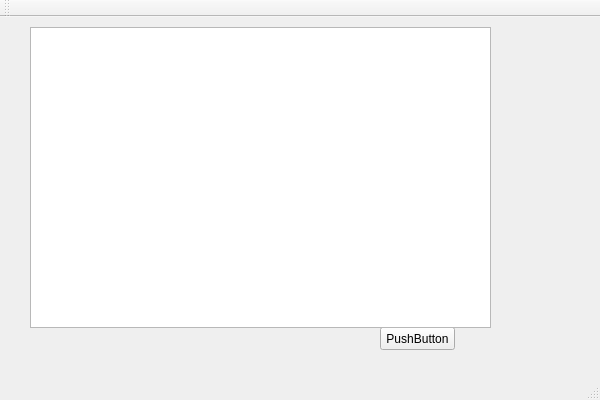
The window that QtInspector/QtInspector/QtInspector.ui (GGiter/QtInspector) describes before a commit, drawn with Qt 5.
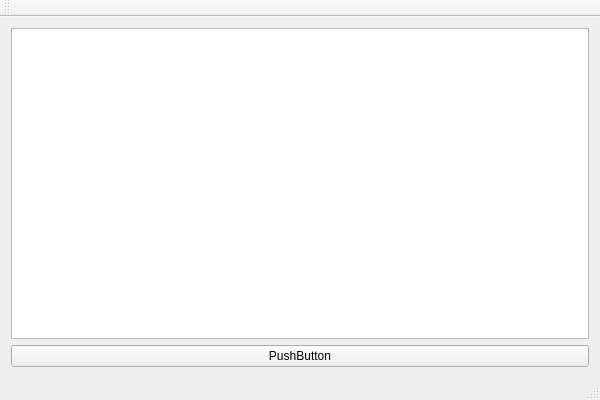
The same window after the commit.

```diff
--- a/QtInspector/QtInspector/QtInspector.ui
+++ b/QtInspector/QtInspector/QtInspector.ui
@@ -14,29 +14,18 @@
    <string>QtInspector</string>
   </property>
   <widget class="QWidget" name="centralWidget">
+   <layout class="QGridLayout" name="gridLayout">
+    <item row="0" column="0">
+     <widget class="QTreeView" name="treeView"/>
+    </item>
+    <item row="1" column="0">
    <widget class="QPushButton" name="pushButton">
-    <property name="geometry">
-     <rect>
-      <x>380</x>
-      <y>310</y>
-      <width>75</width>
-      <height>23</height>
-     </rect>
-    </property>
     <property name="text">
      <string>PushButton</string>
     </property>
    </widget>
-   <widget class="QTreeView" name="treeView">
-    <property name="geometry">
-     <rect>
-      <x>30</x>
-      <y>10</y>
-      <width>461</width>
-      <height>301</height>
-     </rect>
-    </property>
-   </widget>
+    </item>
+   </layout>
   </widget>
   <widget class="QMenuBar" name="menuBar">
    <property name="geometry">
```
Lines whose indentation alone changed are shown as unchanged.
